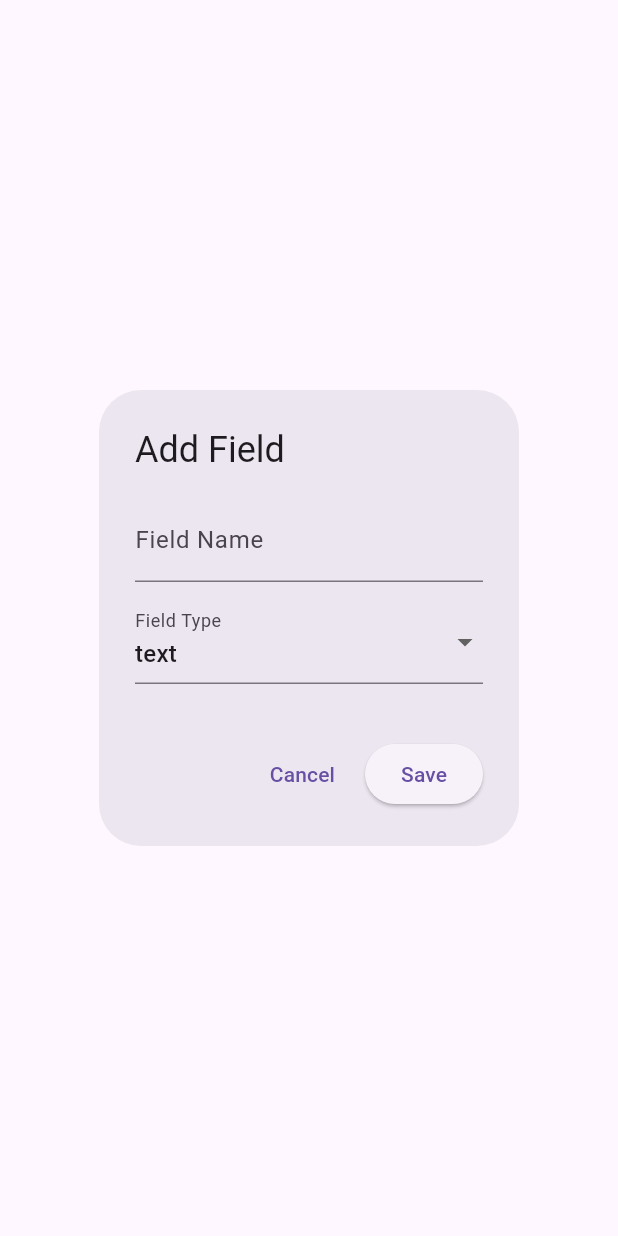
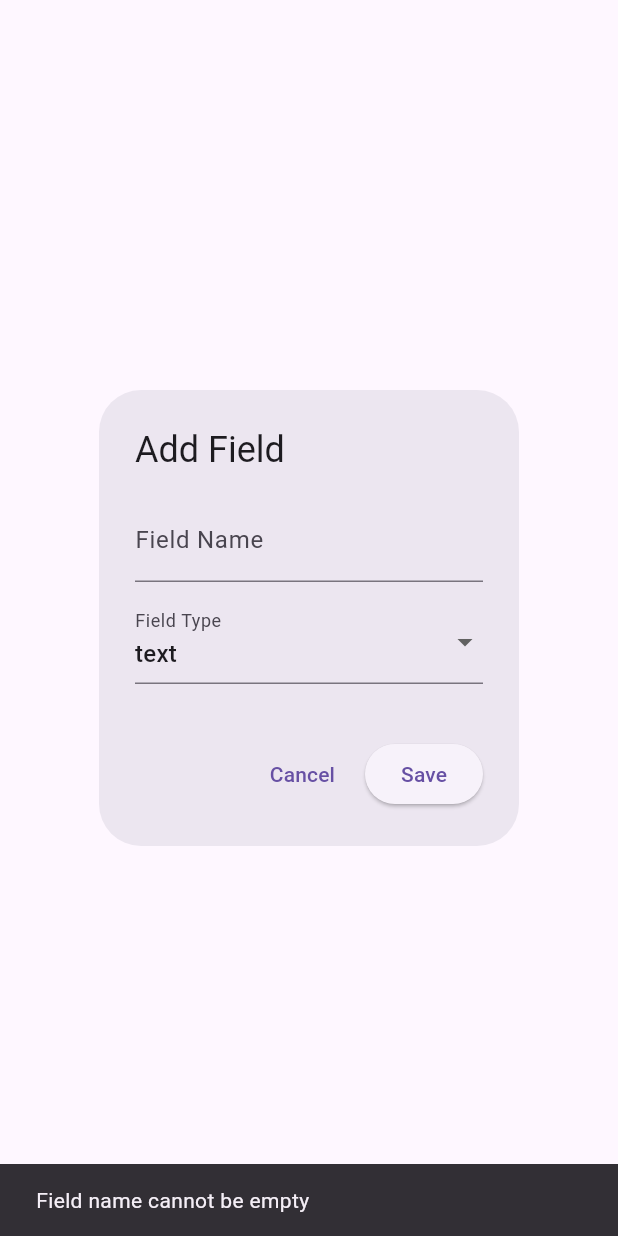
Before and after one commit to HazemHamdy7/Dynamic-Form, a Flutter app: the AddFieldDialog widget shown alone on an empty page, opened directly, after a tap on "Save", on a phone screen of 412 x 824 dp. Run offline on Flutter 3.47's test engine with Material 3 defaults, Android fonts, the phone set to English and light mode, and no system bars; our stand-ins replace flutter_bloc.

Commit message:
Initial project structure – dynamic form with factory pattern, cubit state management and modular architecture

```diff
--- /dev/null
+++ b/lib/helper/add_field_helper.dart
@@ -0,0 +1,65 @@
+import 'package:flutter/material.dart';
+import 'package:dynamic_form/data/model/field_model.dart';
+import 'package:dynamic_form/data/model/factory_model.dart';
+
+class AddFieldHelper {
+  // Show Error (SnackBar)
+  static void showError(BuildContext context, String msg) {
+    ScaffoldMessenger.of(context).showSnackBar(SnackBar(content: Text(msg)));
+  }
+
+  // Handle Add Option
+
+  static void addOption({
+    required BuildContext context,
+    required List<TextEditingController> optionControllers,
+    required VoidCallback onUpdate,
+  }) {
+    if (optionControllers.isEmpty ||
+        optionControllers.last.text.trim().isNotEmpty) {
+      optionControllers.add(TextEditingController());
+      onUpdate();
+    } else {
+      showError(context, "Fill the last option first");
+    }
+  }
+
+  // Handle Save
+
+  static FieldModel? saveField({
+    required BuildContext context,
+    required String label,
+    required FieldType type,
+    required List<TextEditingController> optionControllers,
+  }) {
+    // 1) validate name
+    if (label.trim().isEmpty) {
+      showError(context, "Field name cannot be empty");
+      return null;
+    }
+
+    // 2) Text field → return directly
+    if (type == FieldType.text) {
+      return FieldFactory.create(type, label: label.trim());
+    }
+
+    // 3) clean options (remove empty)
+    final options = optionControllers
+        .map((c) => c.text.trim())
+        .where((o) => o.isNotEmpty)
+        .toList();
+
+    if (options.isEmpty) {
+      showError(context, "Options cannot be empty");
+      return null;
+    }
+
+    if (options.length < 2) {
+      showError(context, "Please enter at least 2 options");
+      return null;
+    }
+
+    // 4) return dropdown or radio
+    return FieldFactory.create(type, label: label.trim(), options: options);
+  }
+}
--- a/lib/presentation/cubit/form_state.dart
+++ b/lib/presentation/cubit/form_state.dart
@@ -2,10 +2,17 @@ import 'package:dynamic_form/data/model/field_model.dart';
 
 class DynamicFormState {
   final List<FieldModel> fields;
+  final Map<String, dynamic> answers;
 
-  DynamicFormState({required this.fields});
+  DynamicFormState({required this.fields, required this.answers});
 
-  DynamicFormState copyWith({List<FieldModel>? fields}) {
-    return DynamicFormState(fields: fields ?? this.fields);
+  DynamicFormState copyWith({
+    List<FieldModel>? fields,
+    Map<String, dynamic>? answers,
+  }) {
+    return DynamicFormState(
+      answers: answers ?? this.answers,
+      fields: fields ?? this.fields,
+    );
   }
 }
--- a/lib/presentation/screens/add_field_dialog.dart
+++ b/lib/presentation/screens/add_field_dialog.dart
@@ -1,6 +1,9 @@
+import 'package:dynamic_form/helper/add_field_helper.dart';
 import 'package:flutter/material.dart';
 import 'package:dynamic_form/data/model/field_model.dart';
-import 'package:dynamic_form/data/model/factory_model.dart';
+import 'package:dynamic_form/presentation/widget/dialog/field_name_input.dart';
+import 'package:dynamic_form/presentation/widget/dialog/field_type_selector.dart';
+import 'package:dynamic_form/presentation/widget/dialog/options_list_builder.dart';
 
 class AddFieldDialog extends StatefulWidget {
   final FieldModel? editField;
@@ -24,20 +27,16 @@ class _AddFieldDialogState extends State<AddFieldDialog> {
       text: widget.editField?.label ?? "",
     );
 
-    if (widget.editField != null) {
-      selectedType = widget.editField!.type;
+    selectedType = widget.editField?.type ?? FieldType.text;
 
     if (widget.editField is DropdownFieldModel) {
-        optionControllers = (widget.editField as DropdownFieldModel)
-            .options
+      optionControllers = (widget.editField as DropdownFieldModel).options
           .map((o) => TextEditingController(text: o))
           .toList();
     } else if (widget.editField is RadioFieldModel) {
-        optionControllers = (widget.editField as RadioFieldModel)
-            .options
+      optionControllers = (widget.editField as RadioFieldModel).options
           .map((o) => TextEditingController(text: o))
           .toList();
-      }
     }
   }
 
@@ -48,67 +47,29 @@ class _AddFieldDialogState extends State<AddFieldDialog> {
 
       content: SingleChildScrollView(
         child: Column(
-          mainAxisSize: MainAxisSize.min,
           children: [
-            // field name
-            TextField(
-              controller: labelController,
-              decoration: const InputDecoration(
-                labelText: "Field Name",
-              ),
+            FieldNameInput(controller: labelController),
+            const SizedBox(height: 12),
+
+            FieldTypeSelector(
+              value: selectedType,
+              onChanged: (v) => setState(() => selectedType = v!),
             ),
             const SizedBox(height: 12),
 
-            // field type
-            DropdownButtonFormField<FieldType>(
-              value: selectedType,
-              items: FieldType.values.map((t) {
-                return DropdownMenuItem(
-                  value: t,
-                  child: Text(t.toString().split(".").last),
+            if (selectedType != FieldType.text)
+              OptionsListBuilder(
+                options: optionControllers,
+                onAddOption: () {
+                  AddFieldHelper.addOption(
+                    context: context,
+                    optionControllers: optionControllers,
+                    onUpdate: () => setState(() {}),
                   );
-              }).toList(),
-              onChanged: (v) {
-                setState(() => selectedType = v!);
                 },
-              decoration: const InputDecoration(labelText: "Field Type"),
-            ),
-
-            const SizedBox(height: 12),
-
-            // options section
-            if (selectedType != FieldType.text)
-              Column(
-                children: [
-                  ...optionControllers.map(
-                    (controller) => Padding(
-                      padding: const EdgeInsets.only(bottom: 8),
-                      child: TextField(
-                        controller: controller,
-                        decoration: InputDecoration(
-                          labelText: "Option",
-                          suffixIcon: IconButton(
-                            icon: const Icon(Icons.close),
-                            onPressed: () {
-                              setState(() {
-                                optionControllers.remove(controller);
-                              });
-                            },
-                          ),
-                        ),
-                      ),
-                    ),
-                  ),
-
-                  TextButton(
-                    onPressed: () {
-                      setState(() {
-                        optionControllers.add(TextEditingController());
-                      });
-                    },
-                    child: const Text("Add Option"),
-                  )
-                ],
+                onRemove: (i) => setState(() {
+                  optionControllers.removeAt(i);
+                }),
               ),
           ],
         ),
@@ -119,21 +80,18 @@ class _AddFieldDialogState extends State<AddFieldDialog> {
           child: const Text("Cancel"),
           onPressed: () => Navigator.pop(context),
         ),
+
         ElevatedButton(
           child: const Text("Save"),
           onPressed: () {
-            final name = labelController.text.trim();
-            if (name.isEmpty) return;
+            final model = AddFieldHelper.saveField(
+              context: context,
+              label: labelController.text,
+              type: selectedType,
+              optionControllers: optionControllers,
+            );
 
-            final options = optionControllers
-                .map((c) => c.text.trim())
-                .where((o) => o.isNotEmpty)
-                .toList();
-
-            FieldModel field =
-                FieldFactory.create(selectedType, label: name, options: options);
-
-            Navigator.pop(context, field);
+            if (model != null) Navigator.pop(context, model);
           },
         ),
       ],
--- a/lib/presentation/screens/field_config_screen.dart
+++ b/lib/presentation/screens/field_config_screen.dart
@@ -1,4 +1,4 @@
-import 'package:dynamic_form/presentation/widget/field_list_view.dart';
+import 'package:dynamic_form/presentation/widget/field_config/field_list_view.dart';
 import 'package:flutter/material.dart';
 import 'package:flutter_bloc/flutter_bloc.dart';
 
--- /dev/null
+++ b/lib/presentation/widget/dialog/field_name_input.dart
@@ -0,0 +1,15 @@
+import 'package:flutter/material.dart';
+
+class FieldNameInput extends StatelessWidget {
+  final TextEditingController controller;
+
+  const FieldNameInput({super.key, required this.controller});
+
+  @override
+  Widget build(BuildContext context) {
+    return TextField(
+      controller: controller,
+      decoration: const InputDecoration(labelText: "Field Name"),
+    );
+  }
+}
--- /dev/null
+++ b/lib/presentation/widget/dialog/field_type_selector.dart
@@ -0,0 +1,30 @@
+import 'package:dynamic_form/data/model/field_model.dart';
+import 'package:flutter/material.dart';
+
+class FieldTypeSelector extends StatelessWidget {
+  final FieldType value;
+  final void Function(FieldType?) onChanged;
+
+  const FieldTypeSelector({
+    super.key,
+    required this.value,
+    required this.onChanged,
+  });
+
+  @override
+  Widget build(BuildContext context) {
+    return DropdownButtonFormField<FieldType>(
+      value: value,
+      decoration: const InputDecoration(labelText: "Field Type"),
+      items: FieldType.values
+          .map(
+            (type) => DropdownMenuItem(
+              value: type,
+              child: Text(type.toString().split('.').last),
+            ),
+          )
+          .toList(),
+      onChanged: onChanged,
+    );
+  }
+}
--- /dev/null
+++ b/lib/presentation/widget/dynamic_fields/dropdown_field_item.dart
@@ -0,0 +1,44 @@
+import 'package:dynamic_form/presentation/cubit/form_cubit.dart';
+import 'package:flutter/material.dart';
+import 'package:dynamic_form/data/model/field_model.dart';
+import 'package:flutter_bloc/flutter_bloc.dart';
+
+class DropdownFieldItem extends StatelessWidget {
+  final DropdownFieldModel field;
+
+  const DropdownFieldItem({super.key, required this.field});
+
+  @override
+  Widget build(BuildContext context) {
+    final cubit = context.read<FormCubit>();
+
+    final options = field.options
+        .where((options) => options.trim().isNotEmpty)
+        .toList();
+    return Padding(
+      padding: const EdgeInsets.only(bottom: 16),
+      child: DropdownButtonFormField<String>(
+        decoration: InputDecoration(
+          labelText: field.label,
+          border: const OutlineInputBorder(),
+        ),
+        items: options
+            .map(
+              (option) => DropdownMenuItem(value: option, child: Text(option)),
+            )
+            .toList(),
+        validator: (value) {
+          if (value == null) return "Please select ${field.label}";
+          return null;
+        },
+
+        onSaved: (value) {
+          cubit.saveDropdown(field.id, value);
+        },
+        onChanged: (value) {
+          cubit.saveDropdown(field.id, value);
+        },
+      ),
+    );
+  }
+}
--- /dev/null
+++ b/lib/presentation/widget/dynamic_fields/text_field_item.dart
@@ -0,0 +1,35 @@
+import 'package:dynamic_form/presentation/cubit/form_cubit.dart';
+import 'package:flutter/material.dart';
+import 'package:dynamic_form/data/model/field_model.dart';
+import 'package:flutter_bloc/flutter_bloc.dart';
+
+class TextFieldItem extends StatelessWidget {
+  final TextFieldModel field;
+
+  const TextFieldItem({super.key, required this.field});
+
+  @override
+  Widget build(BuildContext context) {
+    final cubit = context.read<FormCubit>();
+
+    return Padding(
+      padding: EdgeInsets.only(bottom: 16),
+      child: TextFormField(
+        decoration: InputDecoration(
+          labelText: field.label,
+          border: const OutlineInputBorder(),
+        ),
+        validator: (value) {
+          if (value == null || value.isEmpty) {
+            return "${field.label} is required";
+          }
+          return null;
+        },
+
+        onSaved: (value) {
+          cubit.saveText(field.id, value ?? "");
+        },
+      ),
+    );
+  }
+}
--- /dev/null
+++ b/lib/presentation/widget/field_config/field_item_tile.dart
@@ -0,0 +1,39 @@
+import 'package:flutter/material.dart';
+import 'package:dynamic_form/data/model/field_model.dart';
+
+typedef EditCallback = Future<FieldModel?> Function(FieldModel field);
+typedef DeleteCallback = void Function(String fieldId);
+
+class FieldItemTile extends StatelessWidget {
+  final FieldModel field;
+  final EditCallback onEdit;
+  final DeleteCallback onDelete;
+
+  const FieldItemTile({
+    super.key,
+    required this.field,
+    required this.onEdit,
+    required this.onDelete,
+  });
+
+  @override
+  Widget build(BuildContext context) {
+    return ListTile(
+      title: Text(field.label),
+      subtitle: Text(field.type.toString().split('.').last),
+      trailing: Row(
+        mainAxisSize: MainAxisSize.min,
+        children: [
+          IconButton(
+            icon: const Icon(Icons.edit),
+            onPressed: () => onEdit(field),
+          ),
+          IconButton(
+            icon: const Icon(Icons.delete, color: Colors.red),
+            onPressed: () => onDelete(field.id),
+          ),
+        ],
+      ),
+    );
+  }
+}
--- a/lib/presentation/widget/field_list_view.dart
+++ b/lib/presentation/widget/field_config/field_list_view.dart
@@ -1,3 +1,5 @@
+import 'package:dynamic_form/data/model/field_model.dart';
+import 'package:dynamic_form/presentation/screens/add_field_dialog.dart';
 import 'package:flutter/material.dart';
 import 'package:flutter_bloc/flutter_bloc.dart';
 
@@ -6,6 +8,8 @@ import 'package:dynamic_form/presentation/cubit/form_state.dart';
 import 'field_item_tile.dart';
 
 class FieldListView extends StatelessWidget {
+  const FieldListView({super.key});
+
   @override
   Widget build(BuildContext context) {
     return BlocBuilder<FormCubit, DynamicFormState>(
@@ -25,7 +29,18 @@ class FieldListView extends StatelessWidget {
           itemCount: state.fields.length,
           separatorBuilder: (_, __) => const Divider(),
           itemBuilder: (context, index) {
-            return FieldItemTile(field: state.fields[index]);
+            return FieldItemTile(
+              field: state.fields[index],
+              onEdit: (FieldModel field) {
+                return showDialog<FieldModel?>(
+                  context: context,
+                  builder: (_) => AddFieldDialog(editField: field),
+                );
+              },
+              onDelete: (String fieldId) {
+                context.read<FormCubit>().removeField(fieldId);
+              },
+            );
           },
         );
       },
```
Also changed, not shown: lib/data/model/factory_model.dart (+15 -4 lines), lib/presentation/cubit/form_cubit.dart (+19 -1 lines), lib/presentation/screens/dynamic_form_screen.dart (+39 -61 lines), lib/presentation/widget/dialog/options_list_builder.dart (added, +40 -0 lines), lib/presentation/widget/dynamic_fields/radio_field_item.dart (added, +67 -0 lines), lib/presentation/widget/field_item_tile.dart (deleted, +0 -21 lines), lib/presentation/widget/field_config/field_actions.dart (renamed from lib/presentation/widget/field_actions.dart). Lines whose indentation alone changed are shown as unchanged.
